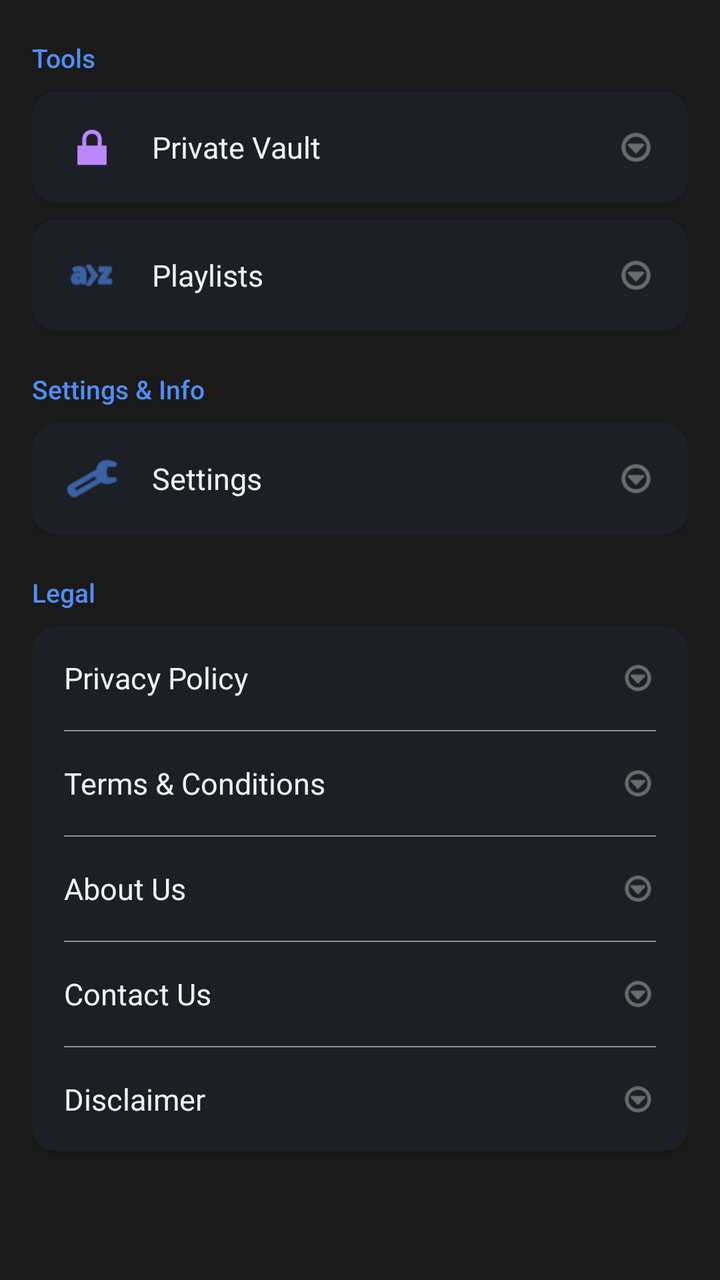
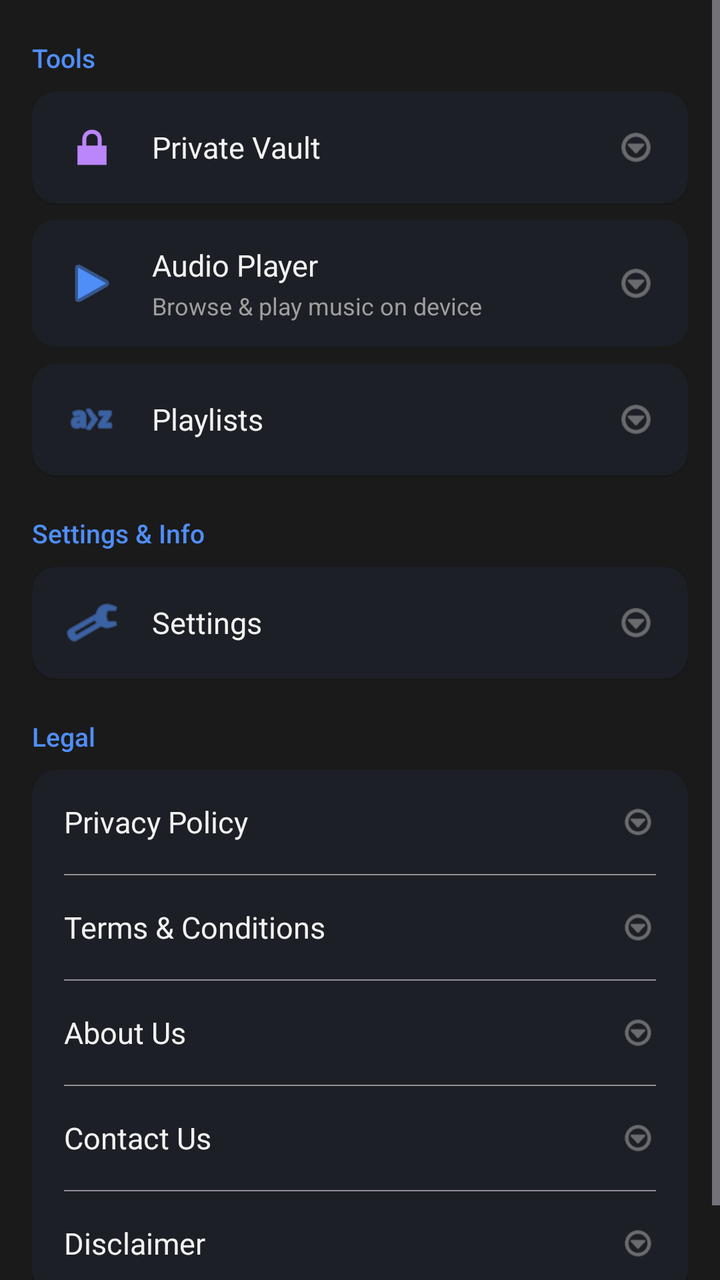

Before-and-after screenshots of an Android layout around one commit, followed by the original layout XML and the change that was made.
<!-- AndroidManifest.xml: application theme Theme.VidViewer -->
<!-- res/layout/fragment_more.xml -->
<?xml version="1.0" encoding="utf-8"?>
<ScrollView
    xmlns:android="http://schemas.android.com/apk/res/android"
    xmlns:app="http://schemas.android.com/apk/res-auto"
    android:layout_width="match_parent"
    android:layout_height="match_parent"
    android:background="?attr/colorSurface">

    <LinearLayout
        android:layout_width="match_parent"
        android:layout_height="wrap_content"
        android:orientation="vertical"
        android:padding="16dp">

        
        <TextView
            android:layout_width="wrap_content"
            android:layout_height="wrap_content"
            android:text="Tools"
            android:textSize="13sp"
            android:textColor="?attr/colorPrimary"
            android:fontFamily="sans-serif-medium"
            android:layout_marginBottom="8dp"
            android:layout_marginTop="4dp" />

        
        <com.google.android.material.card.MaterialCardView
            android:id="@+id/card_vault"
            android:layout_width="match_parent"
            android:layout_height="wrap_content"
            android:layout_marginBottom="8dp"
            app:cardCornerRadius="12dp"
            app:cardElevation="1dp"
            app:strokeWidth="0dp">

            <LinearLayout
                android:layout_width="match_parent"
                android:layout_height="56dp"
                android:orientation="horizontal"
                android:gravity="center_vertical"
                android:paddingHorizontal="16dp">

                <ImageView
                    android:layout_width="28dp"
                    android:layout_height="28dp"
                    android:src="@android:drawable/ic_lock_lock"
                    android:tint="@color/vault_primary" />

                <TextView
                    android:layout_width="0dp"
                    android:layout_height="wrap_content"
                    android:layout_weight="1"
                    android:text="@string/private_vault"
                    android:textSize="15sp"
                    android:textColor="?attr/colorOnSurface"
                    android:layout_marginStart="16dp" />

                <ImageView
                    android:layout_width="20dp"
                    android:layout_height="20dp"
                    android:src="@android:drawable/ic_menu_more"
                    android:tint="?attr/colorOnSurfaceVariant" />

            </LinearLayout>
        </com.google.android.material.card.MaterialCardView>

        
        <com.google.android.material.card.MaterialCardView
            android:id="@+id/card_playlists"
            android:layout_width="match_parent"
            android:layout_height="wrap_content"
            android:layout_marginBottom="8dp"
            app:cardCornerRadius="12dp"
            app:cardElevation="1dp"
            app:strokeWidth="0dp">

            <LinearLayout
                android:layout_width="match_parent"
                android:layout_height="56dp"
                android:orientation="horizontal"
                android:gravity="center_vertical"
                android:paddingHorizontal="16dp">

                <ImageView
                    android:layout_width="28dp"
                    android:layout_height="28dp"
                    android:src="@android:drawable/ic_menu_sort_alphabetically"
                    android:tint="?attr/colorPrimary" />

                <TextView
                    android:layout_width="0dp"
                    android:layout_height="wrap_content"
                    android:layout_weight="1"
                    android:text="@string/playlists"
                    android:textSize="15sp"
                    android:textColor="?attr/colorOnSurface"
                    android:layout_marginStart="16dp" />

                <ImageView
                    android:layout_width="20dp"
                    android:layout_height="20dp"
                    android:src="@android:drawable/ic_menu_more"
                    android:tint="?attr/colorOnSurfaceVariant" />

            </LinearLayout>
        </com.google.android.material.card.MaterialCardView>

        
        <TextView
            android:layout_width="wrap_content"
            android:layout_height="wrap_content"
            android:text="Settings &amp; Info"
            android:textSize="13sp"
            android:textColor="?attr/colorPrimary"
            android:fontFamily="sans-serif-medium"
            android:layout_marginBottom="8dp"
            android:layout_marginTop="12dp" />

        
        <com.google.android.material.card.MaterialCardView
            android:id="@+id/card_settings"
            android:layout_width="match_parent"
            android:layout_height="wrap_content"
            android:layout_marginBottom="8dp"
            app:cardCornerRadius="12dp"
            app:cardElevation="1dp"
            app:strokeWidth="0dp">

            <LinearLayout
                android:layout_width="match_parent"
                android:layout_height="56dp"
                android:orientation="horizontal"
                android:gravity="center_vertical"
                android:paddingHorizontal="16dp">

                <ImageView
                    android:layout_width="28dp"
                    android:layout_height="28dp"
                    android:src="@android:drawable/ic_menu_preferences"
                    android:tint="?attr/colorPrimary" />

                <TextView
                    android:layout_width="0dp"
                    android:layout_height="wrap_content"
                    android:layout_weight="1"
                    android:text="@string/settings"
                    android:textSize="15sp"
                    android:textColor="?attr/colorOnSurface"
                    android:layout_marginStart="16dp" />

                <ImageView
                    android:layout_width="20dp"
                    android:layout_height="20dp"
                    android:src="@android:drawable/ic_menu_more"
                    android:tint="?attr/colorOnSurfaceVariant" />

            </LinearLayout>
        </com.google.android.material.card.MaterialCardView>

        
        <TextView
            android:layout_width="wrap_content"
            android:layout_height="wrap_content"
            android:text="Legal"
            android:textSize="13sp"
            android:textColor="?attr/colorPrimary"
            android:fontFamily="sans-serif-medium"
            android:layout_marginBottom="8dp"
            android:layout_marginTop="12dp" />

        
        <com.google.android.material.card.MaterialCardView
            android:layout_width="match_parent"
            android:layout_height="wrap_content"
            android:layout_marginBottom="16dp"
            app:cardCornerRadius="12dp"
            app:cardElevation="1dp"
            app:strokeWidth="0dp">

            <LinearLayout
                android:layout_width="match_parent"
                android:layout_height="wrap_content"
                android:orientation="vertical">

                
                <LinearLayout
                    android:id="@+id/card_privacy"
                    android:layout_width="match_parent"
                    android:layout_height="52dp"
                    android:orientation="horizontal"
                    android:gravity="center_vertical"
                    android:paddingHorizontal="16dp"
                    android:background="?attr/selectableItemBackground">

                    <TextView
                        android:layout_width="0dp"
                        android:layout_height="wrap_content"
                        android:layout_weight="1"
                        android:text="@string/privacy_policy"
                        android:textSize="15sp"
                        android:textColor="?attr/colorOnSurface" />

                    <ImageView
                        android:layout_width="18dp"
                        android:layout_height="18dp"
                        android:src="@android:drawable/ic_menu_more"
                        android:tint="?attr/colorOnSurfaceVariant" />
                </LinearLayout>

                <View android:layout_width="match_parent" android:layout_height="0.5dp"
                    android:background="?attr/colorOutline" android:layout_marginHorizontal="16dp" />

                
                <LinearLayout
                    android:id="@+id/card_terms"
                    android:layout_width="match_parent"
                    android:layout_height="52dp"
                    android:orientation="horizontal"
                    android:gravity="center_vertical"
                    android:paddingHorizontal="16dp"
                    android:background="?attr/selectableItemBackground">

                    <TextView
                        android:layout_width="0dp"
                        android:layout_height="wrap_content"
                        android:layout_weight="1"
                        android:text="@string/terms_conditions"
                        android:textSize="15sp"
                        android:textColor="?attr/colorOnSurface" />

                    <ImageView
                        android:layout_width="18dp"
                        android:layout_height="18dp"
                        android:src="@android:drawable/ic_menu_more"
                        android:tint="?attr/colorOnSurfaceVariant" />
                </LinearLayout>

                <View android:layout_width="match_parent" android:layout_height="0.5dp"
                    android:background="?attr/colorOutline" android:layout_marginHorizontal="16dp" />

                
                <LinearLayout
                    android:id="@+id/card_about"
                    android:layout_width="match_parent"
                    android:layout_height="52dp"
                    android:orientation="horizontal"
                    android:gravity="center_vertical"
                    android:paddingHorizontal="16dp"
                    android:background="?attr/selectableItemBackground">

                    <TextView
                        android:layout_width="0dp"
                        android:layout_height="wrap_content"
                        android:layout_weight="1"
                        android:text="@string/about_us"
                        android:textSize="15sp"
                        android:textColor="?attr/colorOnSurface" />

                    <ImageView
                        android:layout_width="18dp"
                        android:layout_height="18dp"
                        android:src="@android:drawable/ic_menu_more"
                        android:tint="?attr/colorOnSurfaceVariant" />
                </LinearLayout>

                <View android:layout_width="match_parent" android:layout_height="0.5dp"
                    android:background="?attr/colorOutline" android:layout_marginHorizontal="16dp" />

                
                <LinearLayout
                    android:id="@+id/card_contact"
                    android:layout_width="match_parent"
                    android:layout_height="52dp"
                    android:orientation="horizontal"
                    android:gravity="center_vertical"
                    android:paddingHorizontal="16dp"
                    android:background="?attr/selectableItemBackground">

                    <TextView
                        android:layout_width="0dp"
                        android:layout_height="wrap_content"
                        android:layout_weight="1"
                        android:text="@string/contact_us"
                        android:textSize="15sp"
                        android:textColor="?attr/colorOnSurface" />

                    <ImageView
                        android:layout_width="18dp"
                        android:layout_height="18dp"
                        android:src="@android:drawable/ic_menu_more"
                        android:tint="?attr/colorOnSurfaceVariant" />
                </LinearLayout>

                <View android:layout_width="match_parent" android:layout_height="0.5dp"
                    android:background="?attr/colorOutline" android:layout_marginHorizontal="16dp" />

                
                <LinearLayout
                    android:id="@+id/card_disclaimer"
                    android:layout_width="match_parent"
                    android:layout_height="52dp"
                    android:orientation="horizontal"
                    android:gravity="center_vertical"
                    android:paddingHorizontal="16dp"
                    android:background="?attr/selectableItemBackground">

                    <TextView
                        android:layout_width="0dp"
                        android:layout_height="wrap_content"
                        android:layout_weight="1"
                        android:text="@string/disclaimer"
                        android:textSize="15sp"
                        android:textColor="?attr/colorOnSurface" />

                    <ImageView
                        android:layout_width="18dp"
                        android:layout_height="18dp"
                        android:src="@android:drawable/ic_menu_more"
                        android:tint="?attr/colorOnSurfaceVariant" />
                </LinearLayout>

            </LinearLayout>
        </com.google.android.material.card.MaterialCardView>

    </LinearLayout>

</ScrollView>
<!-- resources referenced by this layout -->
<resources>
  <color name="vault_primary">#BB86FC</color>
  <string name="about_us">About Us</string>
  <string name="contact_us">Contact Us</string>
  <string name="disclaimer">Disclaimer</string>
  <string name="playlists">Playlists</string>
  <string name="privacy_policy">Privacy Policy</string>
  <string name="private_vault">Private Vault</string>
  <string name="settings">Settings</string>
  <string name="terms_conditions">Terms &amp; Conditions</string>
  <style name="Theme.VidViewer" parent="Theme.Material3.Dark.NoActionBar">
          <item name="colorPrimary">@color/accent_primary</item>
          <item name="colorOnPrimary">@color/text_primary</item>
          <item name="colorPrimaryContainer">@color/bg_surface_variant</item>
          <item name="colorOnPrimaryContainer">@color/text_primary</item>
          <item name="colorSecondary">@color/accent_secondary</item>
          <item name="colorOnSecondary">@color/bg_dark</item>
          <item name="colorSurface">@color/bg_surface</item>
          <item name="colorOnSurface">@color/text_primary</item>
          <item name="colorSurfaceVariant">@color/bg_surface_variant</item>
          <item name="colorOnSurfaceVariant">@color/text_secondary</item>
          <item name="colorError">@color/md_theme_error</item>
          <item name="android:colorBackground">@color/bg_dark</item>
          <item name="android:statusBarColor">@color/bg_dark</item>
          <item name="android:navigationBarColor">@color/bg_bottom_nav</item>
          <item name="android:windowLightStatusBar">false</item>
          <item name="materialAlertDialogTheme">@style/AlertDialogTheme</item>
          <item name="bottomNavigationStyle">@style/BottomNavStyle</item>
      </style>
  <color name="accent_primary">#4F8EF7</color>
  <color name="text_primary">#F2F2F2</color>
  <color name="bg_surface_variant">#242424</color>
  <color name="accent_secondary">#6EC6FF</color>
  <color name="bg_dark">#0D0D0D</color>
  <color name="bg_surface">#1A1A1A</color>
  <color name="text_secondary">#9E9E9E</color>
  <color name="md_theme_error">#CF6679</color>
  <color name="bg_bottom_nav">#121212</color>
  <style name="AlertDialogTheme" parent="ThemeOverlay.Material3.MaterialAlertDialog">
          <item name="colorPrimary">@color/accent_primary</item>
          <item name="android:colorBackground">@color/bg_surface</item>
          <item name="colorOnSurface">@color/text_primary</item>
      </style>
  <style name="BottomNavStyle" parent="Widget.Material3.BottomNavigationView">
          <item name="android:background">@color/bg_bottom_nav</item>
          <item name="itemIconTint">@color/bottom_nav_color</item>
          <item name="itemTextColor">@color/bottom_nav_color</item>
          <item name="itemActiveIndicatorStyle">@style/BottomNavIndicator</item>
      </style>
  <style name="BottomNavIndicator" parent="Widget.Material3.BottomNavigationView.ActiveIndicator">
          <item name="android:color">@color/bg_surface_variant</item>
      </style>
</resources>

<!-- the commit's change to res/layout/fragment_more.xml (unified diff, before → after) -->
@@ -66,6 +66,62 @@
 
         
         <com.google.android.material.card.MaterialCardView
+            android:id="@+id/card_audio_player"
+            android:layout_width="match_parent"
+            android:layout_height="wrap_content"
+            android:layout_marginBottom="8dp"
+            app:cardCornerRadius="12dp"
+            app:cardElevation="1dp"
+            app:strokeWidth="0dp">
+
+            <LinearLayout
+                android:layout_width="match_parent"
+                android:layout_height="64dp"
+                android:orientation="horizontal"
+                android:gravity="center_vertical"
+                android:paddingHorizontal="16dp">
+
+                <ImageView
+                    android:layout_width="28dp"
+                    android:layout_height="28dp"
+                    android:src="@android:drawable/ic_media_play"
+                    android:tint="?attr/colorPrimary" />
+
+                <LinearLayout
+                    android:layout_width="0dp"
+                    android:layout_height="wrap_content"
+                    android:layout_weight="1"
+                    android:orientation="vertical"
+                    android:layout_marginStart="16dp">
+
+                    <TextView
+                        android:layout_width="wrap_content"
+                        android:layout_height="wrap_content"
+                        android:text="@string/audio_player"
+                        android:textSize="15sp"
+                        android:textColor="?attr/colorOnSurface" />
+
+                    <TextView
+                        android:layout_width="wrap_content"
+                        android:layout_height="wrap_content"
+                        android:text="@string/audio_player_subtitle"
+                        android:textSize="12sp"
+                        android:textColor="?attr/colorOnSurfaceVariant"
+                        android:layout_marginTop="2dp" />
+
+                </LinearLayout>
+
+                <ImageView
+                    android:layout_width="20dp"
+                    android:layout_height="20dp"
+                    android:src="@android:drawable/ic_menu_more"
+                    android:tint="?attr/colorOnSurfaceVariant" />
+
+            </LinearLayout>
+        </com.google.android.material.card.MaterialCardView>
+
+        
+        <com.google.android.material.card.MaterialCardView
             android:id="@+id/card_playlists"
             android:layout_width="match_parent"
             android:layout_height="wrap_content"
@@ -182,7 +238,6 @@
                 android:layout_height="wrap_content"
                 android:orientation="vertical">
 
-                
                 <LinearLayout
                     android:id="@+id/card_privacy"
                     android:layout_width="match_parent"
@@ -210,7 +265,6 @@
                 <View android:layout_width="match_parent" android:layout_height="0.5dp"
                     android:background="?attr/colorOutline" android:layout_marginHorizontal="16dp" />
 
-                
                 <LinearLayout
                     android:id="@+id/card_terms"
                     android:layout_width="match_parent"
@@ -238,7 +292,6 @@
                 <View android:layout_width="match_parent" android:layout_height="0.5dp"
                     android:background="?attr/colorOutline" android:layout_marginHorizontal="16dp" />
 
-                
                 <LinearLayout
                     android:id="@+id/card_about"
                     android:layout_width="match_parent"
@@ -266,7 +319,6 @@
                 <View android:layout_width="match_parent" android:layout_height="0.5dp"
                     android:background="?attr/colorOutline" android:layout_marginHorizontal="16dp" />
 
-                
                 <LinearLayout
                     android:id="@+id/card_contact"
                     android:layout_width="match_parent"
@@ -294,7 +346,6 @@
                 <View android:layout_width="match_parent" android:layout_height="0.5dp"
                     android:background="?attr/colorOutline" android:layout_marginHorizontal="16dp" />
 
-                
                 <LinearLayout
                     android:id="@+id/card_disclaimer"
                     android:layout_width="match_parent"
<!-- resource entries referenced after the edit -->
@@ -2,6 +2,8 @@
 <resources>
   <color name="vault_primary">#BB86FC</color>
   <string name="about_us">About Us</string>
+  <string name="audio_player">Audio Player</string>
+  <string name="audio_player_subtitle">Browse &amp; play music on device</string>
   <string name="contact_us">Contact Us</string>
   <string name="disclaimer">Disclaimer</string>
   <string name="playlists">Playlists</string>
